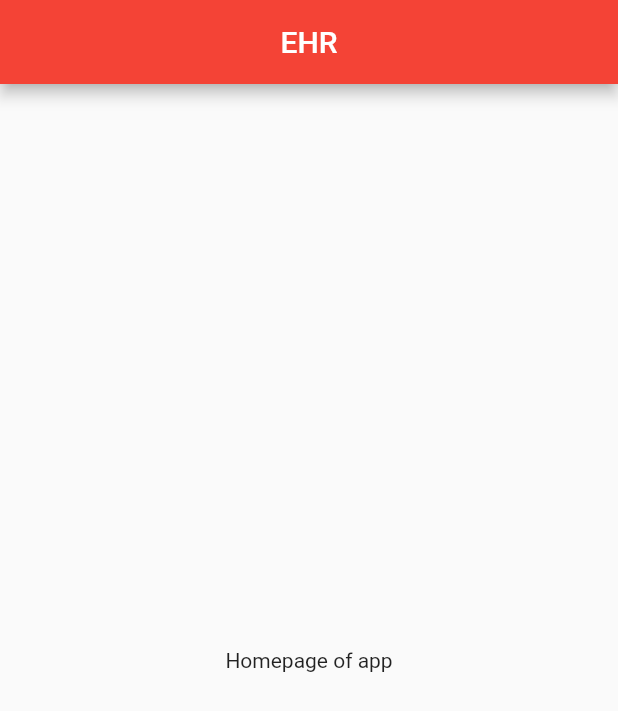
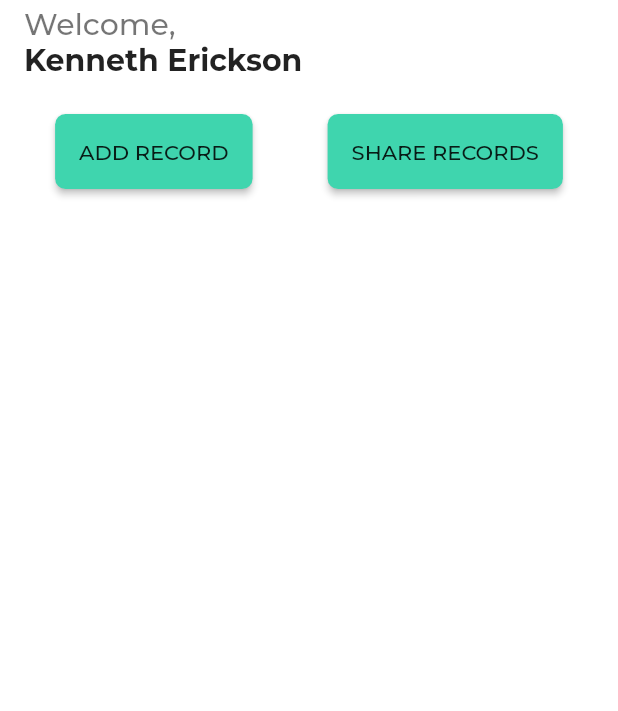
Before and after one commit to cosmasnyairo/Blockchain-EHR, a Flutter app: the screen it shows after launch, on a phone screen of 412 x 824 dp. Shown: the top 711 px of the screen. Run offline on Flutter 3.47's test engine with Material 2 defaults, Android fonts, the phone set to English and light mode, and no system bars; our stand-ins replace google_fonts.

Commit message:
basic homepage ui

```diff
--- a/ehr/lib/home.dart
+++ b/ehr/lib/home.dart
@@ -1,15 +1,66 @@
 import 'package:flutter/material.dart';
+import 'package:google_fonts/google_fonts.dart';
 
 class HomePage extends StatelessWidget {
   @override
   Widget build(BuildContext context) {
     return Scaffold(
+      backgroundColor: Colors.white,
       appBar: AppBar(
-        title: Text('EHR'),
-        centerTitle: true,
+        backgroundColor: Colors.white,
+        elevation: 0,
+        title: Column(
+          crossAxisAlignment: CrossAxisAlignment.start,
+          children: [
+            Text(
+              'Welcome,',
+              style:
+                  GoogleFonts.montserrat(color: Colors.black54, fontSize: 20),
+            ),
+            Text(
+              'Kenneth Erickson',
+              style: GoogleFonts.montserrat(
+                  fontSize: 20, fontWeight: FontWeight.bold),
+            )
+          ],
+        ),
       ),
-      body: Center(
-        child: Text('Homepage of app'),
+      body: Column(
+        crossAxisAlignment: CrossAxisAlignment.start,
+        children: [
+          SizedBox(height: 20),
+          Row(
+            mainAxisAlignment: MainAxisAlignment.center,
+            crossAxisAlignment: CrossAxisAlignment.start,
+            children: [
+              MaterialButton(
+                height: 50,
+                onPressed: () {},
+                shape: RoundedRectangleBorder(
+                  borderRadius: BorderRadius.circular(7),
+                ),
+                color: Theme.of(context).primaryColor,
+                child: Text(
+                  'ADD RECORD',
+                  style: GoogleFonts.montserrat(),
+                ),
+              ),
+              SizedBox(width: 50),
+              MaterialButton(
+                height: 50,
+                onPressed: () {},
+                shape: RoundedRectangleBorder(
+                  borderRadius: BorderRadius.circular(7),
+                ),
+                color: Theme.of(context).primaryColor,
+                child: Text(
+                  'SHARE RECORDS',
+                  style: GoogleFonts.montserrat(),
+                ),
+              ),
+            ],
+          ),
+        ],
       ),
     );
   }
--- a/ehr/lib/main.dart
+++ b/ehr/lib/main.dart
@@ -10,9 +10,10 @@ class MyApp extends StatelessWidget {
   @override
   Widget build(BuildContext context) {
     return MaterialApp(
+      debugShowCheckedModeBanner: false,
       title: 'Flutter Demo',
       theme: ThemeData(
-        primaryColor: Colors.red,
+        primaryColor: Color(0xff3FD5AE),
         visualDensity: VisualDensity.adaptivePlatformDensity,
       ),
       home: HomePage(),
--- a/ehr/pubspec.yaml
+++ b/ehr/pubspec.yaml
@@ -24,10 +24,9 @@ dependencies:
   flutter:
     sdk: flutter
 
+  cupertino_icons: ^0.1.3
+  google_fonts: ^1.1.0
 
-  # The following adds the Cupertino Icons font to your application.
-  # Use with the CupertinoIcons class for iOS style icons.
-  cupertino_icons: ^0.1.3
 
 dev_dependencies:
   flutter_test:
```
Also changed, not shown: ehr/lib/assets/images/01.png (renamed from ehr/lib/assets/images/db-ehr-03.png), ehr/lib/assets/images/background.png (added), ehr/pubspec.lock, 1 other file.
